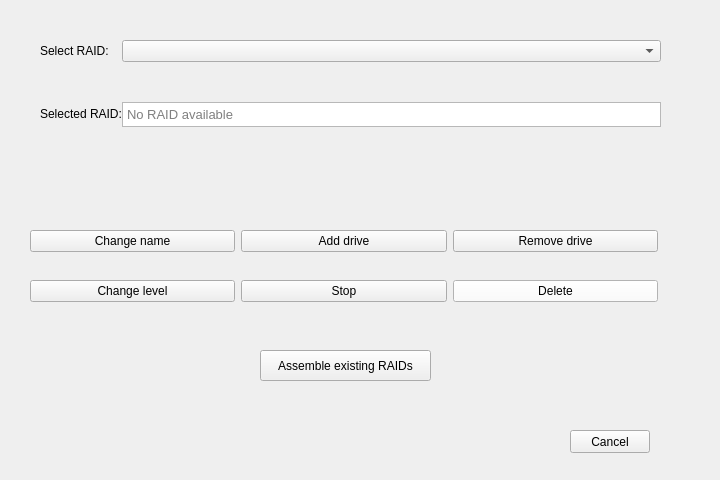
Above: UI/edit.ui from adrianlopezgalera/RAID-Manager before the change. Below: the same form after it.
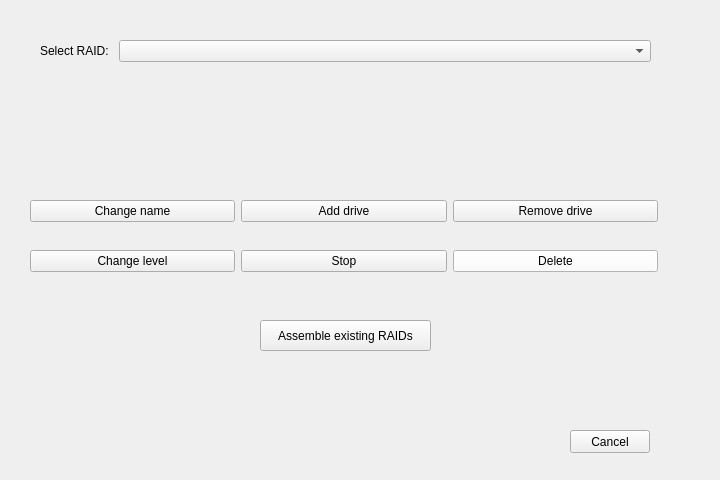
That is the form after the change.

The edit to the form file:
```diff
--- a/UI/edit.ui
+++ b/UI/edit.ui
@@ -45,8 +45,8 @@
     <rect>
      <x>40</x>
      <y>40</y>
-     <width>621</width>
-     <height>111</height>
+     <width>611</width>
+     <height>41</height>
     </rect>
    </property>
    <layout class="QFormLayout" name="raid_selector">
@@ -54,7 +54,7 @@
      <enum>QLayout::SizeConstraint::SetDefaultConstraint</enum>
     </property>
     <property name="horizontalSpacing">
-     <number>0</number>
+     <number>10</number>
     </property>
     <property name="verticalSpacing">
      <number>40</number>
@@ -75,75 +75,13 @@
     <item row="0" column="1">
      <widget class="QComboBox" name="select_raid"/>
     </item>
-    <item row="1" column="0">
-     <widget class="QLabel" name="selected_raid_label">
-      <property name="text">
-       <string>Selected RAID:</string>
-      </property>
-     </widget>
-    </item>
-    <item row="1" column="1">
-     <widget class="QTextBrowser" name="selected_raid">
-      <property name="sizePolicy">
-       <sizepolicy hsizetype="Fixed" vsizetype="Fixed">
-        <horstretch>0</horstretch>
-        <verstretch>0</verstretch>
-       </sizepolicy>
-      </property>
-      <property name="maximumSize">
-       <size>
-        <width>540</width>
-        <height>25</height>
-       </size>
-      </property>
-      <property name="sizeIncrement">
-       <size>
-        <width>0</width>
-        <height>0</height>
-       </size>
-      </property>
-      <property name="baseSize">
-       <size>
-        <width>300</width>
-        <height>0</height>
-       </size>
-      </property>
-      <property name="font">
-       <font>
-        <pointsize>10</pointsize>
-       </font>
-      </property>
-      <property name="cursor" stdset="0">
-       <cursorShape>IBeamCursor</cursorShape>
-      </property>
-      <property name="frameShape">
-       <enum>QFrame::Shape::StyledPanel</enum>
-      </property>
-      <property name="frameShadow">
-       <enum>QFrame::Shadow::Raised</enum>
-      </property>
-      <property name="html">
-       <string>&lt;!DOCTYPE HTML PUBLIC &quot;-//W3C//DTD HTML 4.0//EN&quot; &quot;http://www.w3.org/TR/REC-html40/strict.dtd&quot;&gt;
-&lt;html&gt;&lt;head&gt;&lt;meta name=&quot;qrichtext&quot; content=&quot;1&quot; /&gt;&lt;meta charset=&quot;utf-8&quot; /&gt;&lt;style type=&quot;text/css&quot;&gt;
-p, li { white-space: pre-wrap; }
-hr { height: 1px; border-width: 0; }
-li.unchecked::marker { content: &quot;\2610&quot;; }
-li.checked::marker { content: &quot;\2612&quot;; }
-&lt;/style&gt;&lt;/head&gt;&lt;body style=&quot; font-family:'Ubuntu'; font-size:10pt; font-weight:400; font-style:normal;&quot;&gt;
-&lt;p align=&quot;center&quot; style=&quot;-qt-paragraph-type:empty; margin-top:0px; margin-bottom:0px; margin-left:0px; margin-right:0px; -qt-block-indent:0; text-indent:0px;&quot;&gt;&lt;br /&gt;&lt;/p&gt;&lt;/body&gt;&lt;/html&gt;</string>
-      </property>
-      <property name="placeholderText">
-       <string>No RAID available</string>
-      </property>
-     </widget>
-    </item>
    </layout>
   </widget>
   <widget class="QWidget" name="row_1" native="true">
    <property name="geometry">
     <rect>
      <x>30</x>
-     <y>220</y>
+     <y>190</y>
      <width>628</width>
      <height>43</height>
     </rect>
@@ -176,7 +114,7 @@
    <property name="geometry">
     <rect>
      <x>30</x>
-     <y>270</y>
+     <y>240</y>
      <width>628</width>
      <height>43</height>
     </rect>
@@ -691,7 +629,7 @@
    <property name="geometry">
     <rect>
      <x>260</x>
-     <y>350</y>
+     <y>320</y>
      <width>171</width>
      <height>31</height>
     </rect>
```
